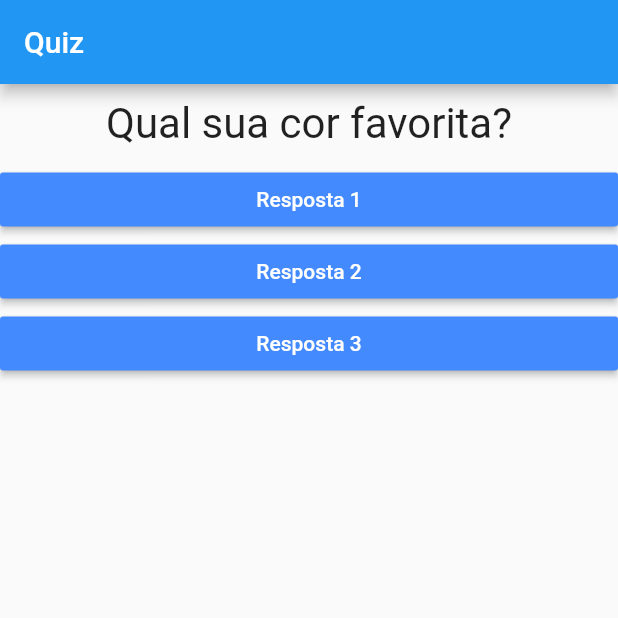
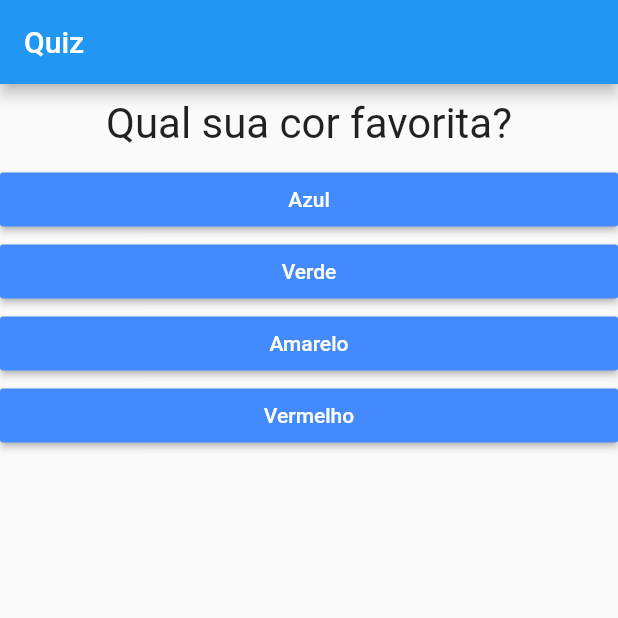
Before and after one commit to vinirsouza/projeto_quiz, a Flutter app: the screen it shows after launch, on a phone screen of 412 x 824 dp, the top half of it. Run offline on Flutter 3.47's test engine with Material 2 defaults, Android fonts, the phone set to English and light mode, and no system bars.

Commit message:
map de respostas

```diff
--- a/lib/main.dart
+++ b/lib/main.dart
@@ -31,15 +31,22 @@ class _QuizAppState extends State<QuizApp> {
     print('Pergunta: $_perguntaSelecionada');
   }
 
-  String _imprimePergunta() {
+  String _imprimePergunta(int pergunta, List perguntas) {
     if (_perguntaSelecionada < perguntas.length) {
-      return perguntas[_perguntaSelecionada]['texto'].toString();
+      return perguntas[pergunta]['texto'].toString();
     } else {
       return perguntas[perguntas.length - 1]['texto'].toString();
     }
   }
 
   Widget build(BuildContext context) {
+    List<String> respostas = perguntas[_perguntaSelecionada]['respostas'];
+    List widgets = respostas.map((t) => Resposta(t, _responder)).toList();
+
+    // for (String textoResposta in respostas) {
+    //   widgets.add(Resposta(textoResposta, _responder));
+    // }
+
     return MaterialApp(
       title: 'Perguntas',
       home: Scaffold(
@@ -48,10 +55,8 @@ class _QuizAppState extends State<QuizApp> {
         ),
         body: Column(
           children: [
-            Questao(perguntas[_perguntaSelecionada]['texto'].toString()),
-            Resposta('Resposta 1', _responder),
-            Resposta('Resposta 2', _responder),
-            Resposta('Resposta 3', _responder),
+            Questao(_imprimePergunta(_perguntaSelecionada, perguntas)),
+            ...widgets,
           ],
         ),
       ),
--- a/pubspec.yaml
+++ b/pubspec.yaml
@@ -18,7 +18,7 @@ publish_to: 'none' # Remove this line if you wish to publish to pub.dev
 version: 1.0.0+1
 
 environment:
-  sdk: ">=2.16.1 <3.0.0"
+  sdk: ">=2.3.0 <3.0.0"
 
 # Dependencies specify other packages that your package needs in order to work.
 # To automatically upgrade your package dependencies to the latest versions
```
Also changed, not shown: pubspec.lock.
